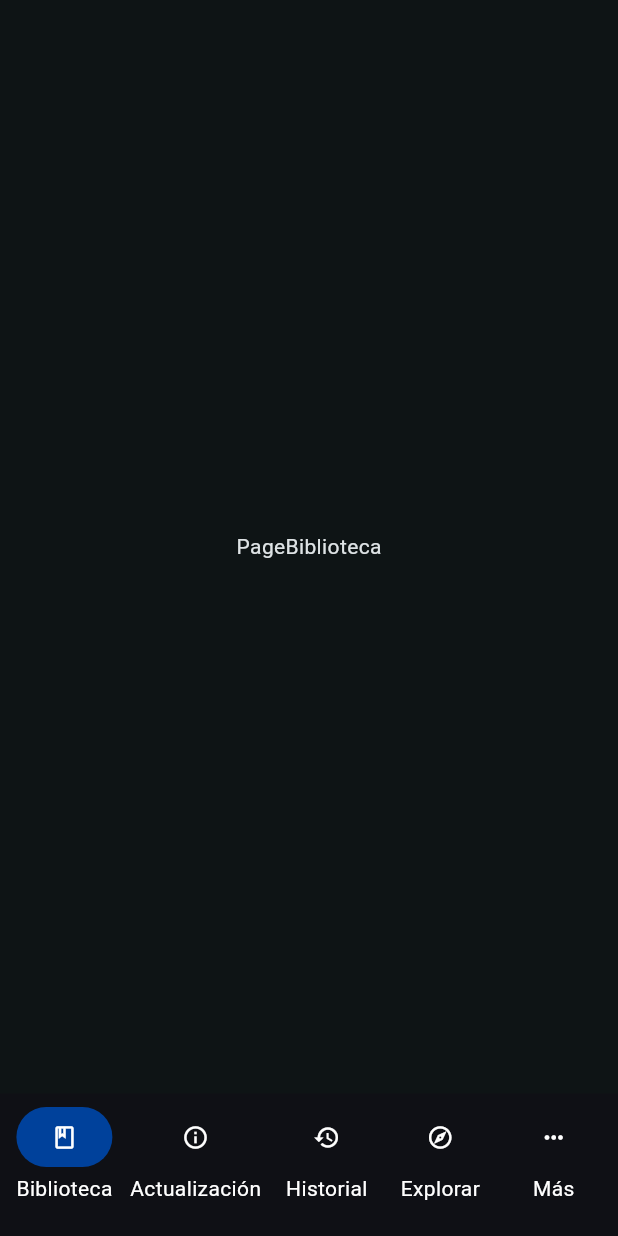
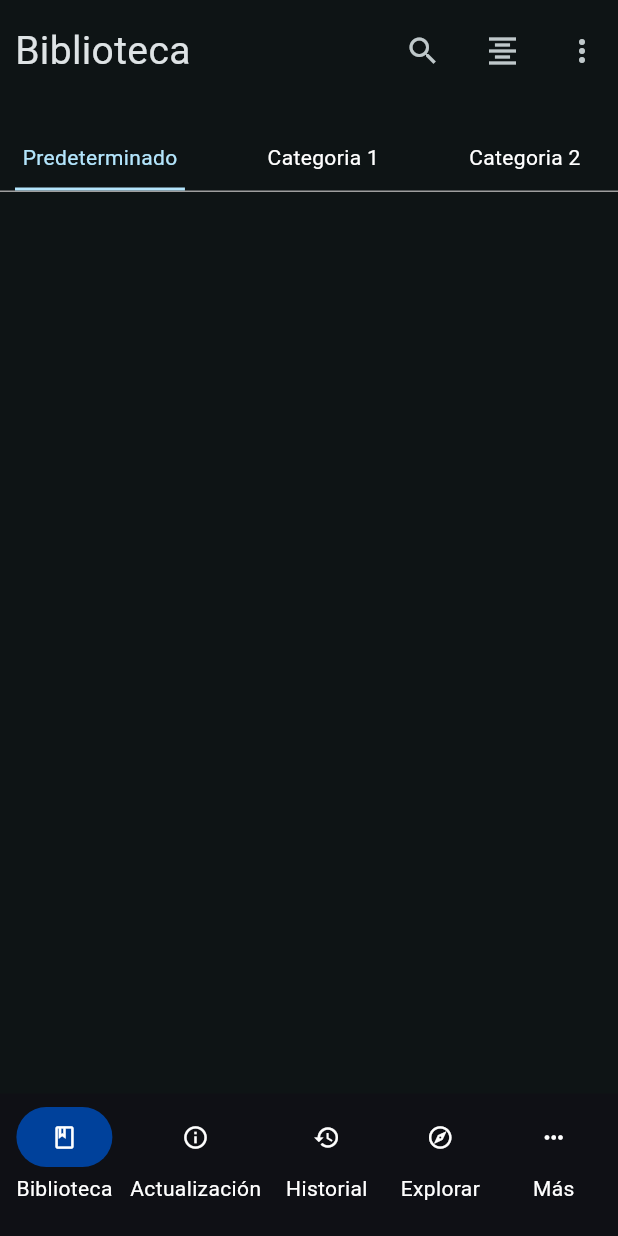
Before and after one commit to CalebVicto/anime-fan, a Flutter app: the screen it shows after launch, on a phone screen of 412 x 824 dp. Run offline on Flutter 3.47's test engine with Material 3 defaults, Android fonts, the phone set to English and light mode, and no system bars.

Commit message:
haciendo la pantalla principal

```diff
--- /dev/null
+++ b/lib/config/font_scheme.dart
@@ -0,0 +1,5 @@
+final fontSize = {
+  "h1": 30.00,
+  "h2": 24.00,
+  "h3": 24.00,
+};
--- a/lib/main.dart
+++ b/lib/main.dart
@@ -24,22 +24,16 @@ class MainApp extends StatelessWidget {
 
   @override
   Widget build(BuildContext context) {
-    return MaterialApp(
-      title: "Anime Fan",
-      theme: ThemeData(
-        useMaterial3: true,
-        colorScheme: colorSchemeDark(),
+    return SafeArea(
+      child: MaterialApp(
+        debugShowCheckedModeBanner: false,
+        title: "Anime Fan",
+        theme: ThemeData(
+          useMaterial3: true,
+          colorScheme: colorSchemeDark(),
+        ),
+        home: App(),
       ),
-      // initialRoute: '/',
-      // routes: {
-      //   '/': (context) => App(),
-      //   // '/biblioteca': (context) => Biblioteca(),
-      //   // '/actualizacion': (context) => Actualizacion(),
-      //   // '/historial': (context) => Historial(),
-      //   // '/explorar': (context) => Explorar(),
-      //   // '/mas': (context) => Mas(),
-      // },
-      home: App(),
     );
   }
 }
--- a/lib/ui/pages/Biblioteca/page.biblioteca.dart
+++ b/lib/ui/pages/Biblioteca/page.biblioteca.dart
@@ -1,3 +1,6 @@
+// ignore_for_file: sized_box_for_whitespace, prefer_const_constructors, prefer_const_literals_to_create_immutables
+
+import 'package:anime_fan/config/font_scheme.dart';
 import 'package:flutter/material.dart';
 
 class PageBiblioteca extends StatefulWidget {
@@ -8,12 +11,148 @@ class PageBiblioteca extends StatefulWidget {
 }
 
 class _PageBibliotecaState extends State<PageBiblioteca> {
+  int _index = 0;
+
   @override
   Widget build(BuildContext context) {
+    Size size = MediaQuery.of(context).size;
+    double h1 = 26;
+    double iconSize = 24;
+    List categoria = [
+      'Predeterminado',
+      'Categoria 1',
+      'Categoria 2',
+      'Categoria 3',
+      'Categoria 4',
+      'Categoria 5',
+    ];
+
     return Container(
-      child: Center(
-        child: Text('PageBiblioteca'),
+      height: size.height,
+      width: size.width,
+      child: Column(
+        children: [
+          // Top Nav Bar
+          Container(
+            width: size.width,
+            padding: EdgeInsets.only(left: 10, top: 10),
+            child: Row(
+              mainAxisAlignment: MainAxisAlignment.spaceBetween,
+              children: [
+                Text(
+                  "Biblioteca",
+                  style: TextStyle(
+                    fontSize: h1,
+                  ),
+                ),
+                Row(
+                  children: [
+                    // Buscar
+                    IconButton(
+                      icon: Icon(Icons.search),
+                      iconSize: iconSize,
+                      onPressed: () {},
+                    ),
+                    SizedBox(width: 5),
+
+                    // Ordenar
+                    IconButton(
+                      icon: Icon(Icons.format_align_center),
+                      iconSize: iconSize,
+                      onPressed: () {},
+                    ),
+                    SizedBox(width: 5),
+
+                    // Opciones
+                    IconButton(
+                      icon: Icon(Icons.more_vert_outlined),
+                      iconSize: iconSize,
+                      onPressed: () {},
+                    ),
+                  ],
+                )
+              ],
+            ),
+          ),
+
+          // Contenido de la pagina: Categorias
+          Container(
+            width: size.width,
+            height: 70,
+            decoration: BoxDecoration(
+              border: Border(
+                bottom: BorderSide(
+                  color: Colors.grey,
+                  width: 1.0,
+                ),
+              ),
+            ),
+            child: ListView.builder(
+              scrollDirection: Axis.horizontal,
+              itemCount: categoria.length,
+              itemBuilder: (context, index) {
+                return ItemMenu(
+                  active: _index == index,
+                  title: categoria[index],
+                  onTap: () {
+                    _index = index;
+                    setState(() {});
+                  },
+                );
+              },
+            ),
+          ),
+
+          // Contenido de la pagina: Lista de Mangas
+
+          // ---------------
+        ],
       ),
     );
   }
 }
+
+class ItemMenu extends StatelessWidget {
+  bool active;
+  String title;
+  void Function() onTap;
+
+  ItemMenu({
+    super.key,
+    required this.active,
+    required this.title,
+    required this.onTap,
+  });
+
+  @override
+  Widget build(BuildContext context) {
+    return GestureDetector(
+      onTap: onTap,
+      child: Container(
+        padding: EdgeInsets.only(left: 5, right: 5),
+        decoration: BoxDecoration(
+          border: Border(
+            bottom: BorderSide(
+              color: active ? Colors.lightBlue.shade100 : Colors.transparent,
+              width: 2.0,
+            ),
+          ),
+        ),
+        margin: EdgeInsets.only(top: 8.0, left: 10, right: 40),
+        child: Column(
+          mainAxisAlignment: MainAxisAlignment.end,
+          crossAxisAlignment: CrossAxisAlignment.center,
+          children: [
+            Text(
+              title,
+              style: TextStyle(
+                color: active ? Colors.lightBlue.shade100 : Colors.white,
+              ),
+            ),
+            SizedBox(height: 10)
+          ],
+        ),
+      ),
+    );
+  }
+}
```
